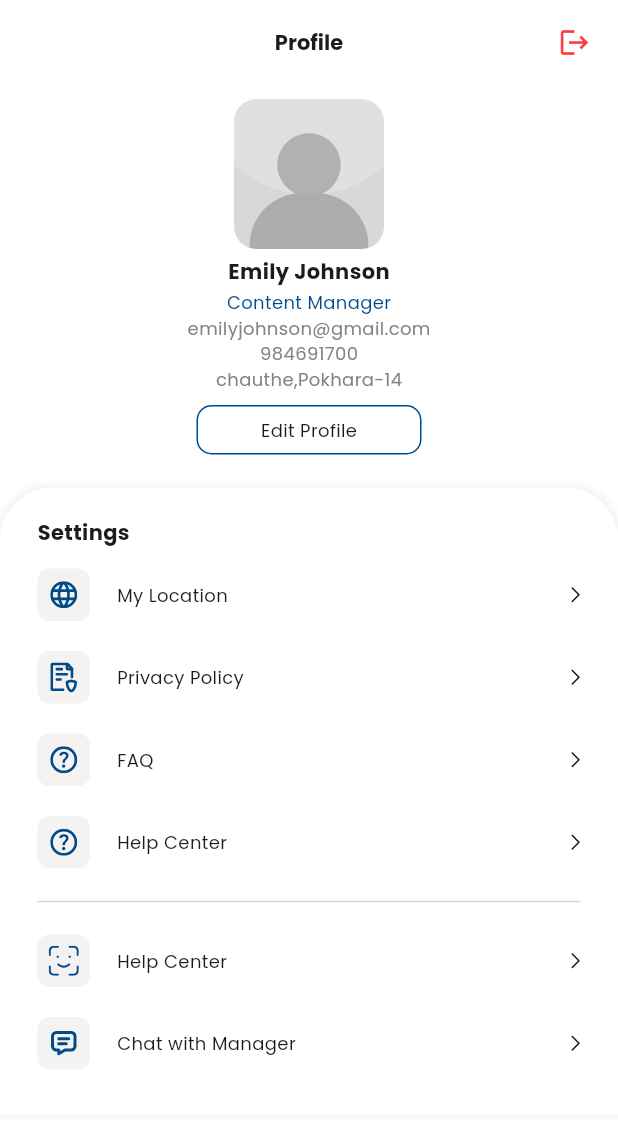
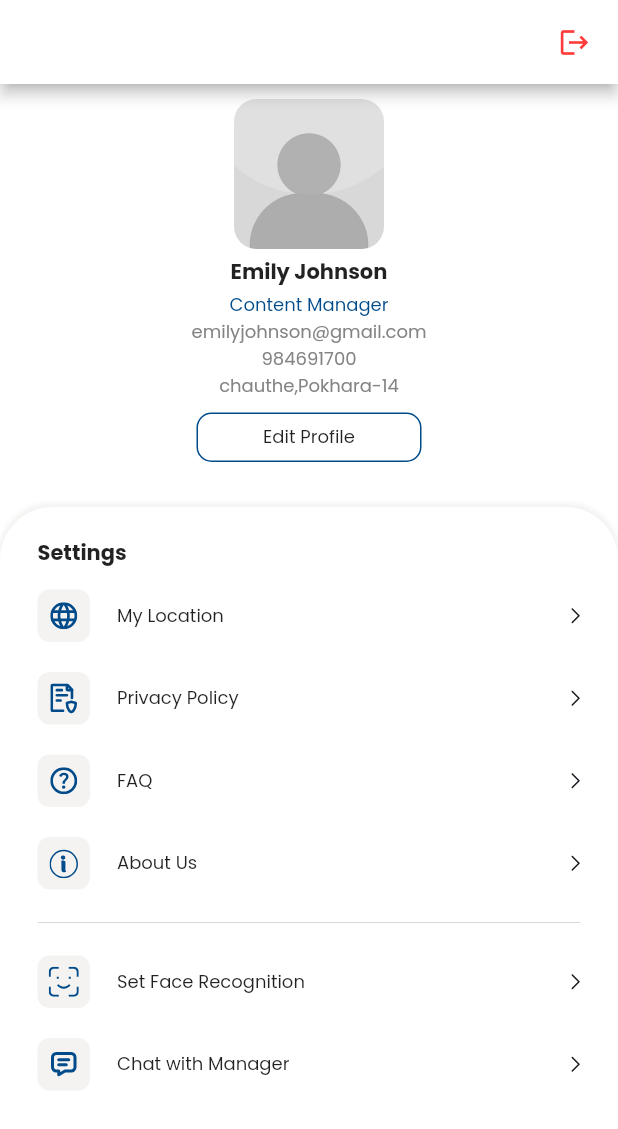
Before and after one commit to susan040/hr_management, a Flutter app: the SettingScreen screen opened directly, on a phone screen of 412 x 824 dp. Shown: the top 1129 px of the screen. Run offline on Flutter 3.47's test engine with Material 3 defaults, Android fonts, the light colour scheme and no system bars; drawn by our look-alikes of cached_network_image; our stand-ins replace flutter_svg, get, image_picker, permission_handler; network calls fail.

Commit message:
completed about us page

```diff
--- a/lib/views/settings/setting_screen.dart
+++ b/lib/views/settings/setting_screen.dart
@@ -6,6 +6,7 @@
 import 'package:hr_management/utils/custom_text_style.dart';
 import 'package:hr_management/utils/image_path.dart';
 import 'package:hr_management/views/auth/login_screen.dart';
+import 'package:hr_management/views/settings/about_us_screen.dart';
 import 'package:hr_management/views/settings/edit_profile_screen.dart';
 import 'package:hr_management/views/settings/faq_screen.dart';
 import 'package:hr_management/views/settings/privacy_policy_screen.dart';
@@ -109,10 +110,14 @@
               ),
             ),
             Container(
-              margin: EdgeInsets.only(top: 22),
-              padding:
-                  EdgeInsets.only(left: 25, right: 25, top: 20, bottom: 30),
+              margin: EdgeInsets.only(top: 30),
+              padding: EdgeInsets.only(
+                left: 25,
+                right: 25,
+                top: 20,
+              ),
               width: double.infinity,
+              height: Get.height / 1.9,
               decoration: BoxDecoration(
                   color: AppColors.extraWhite,
                   borderRadius: BorderRadius.only(
@@ -120,7 +125,10 @@
                       topRight: Radius.circular(35)),
                   boxShadow: [
                     BoxShadow(
-                        spreadRadius: 2, blurRadius: 3, color: AppColors.lGrey)
+                        spreadRadius: 1,
+                        blurRadius: 2.5,
+                        color: AppColors.lGrey,
+                        offset: Offset(0, -1.5))
                   ]),
               child: Column(
                 crossAxisAlignment: CrossAxisAlignment.start,
@@ -223,7 +231,9 @@
                   ),
                   SizedBox(height: 20),
                   InkWell(
-                    onTap: () {},
+                    onTap: () {
+                      Get.to(() => AboutUsScreen());
+                    },
                     child: Row(
                       mainAxisAlignment: MainAxisAlignment.spaceBetween,
                       children: [
@@ -236,11 +246,12 @@
                                   color: AppColors.lGrey,
                                   borderRadius: BorderRadius.circular(8)),
                               child: Center(
-                                  child: SvgPicture.asset(ImagePath.faq)),
+                                  child:
+                                      SvgPicture.asset(ImagePath.helpCenter)),
                             ),
                             SizedBox(width: 18),
                             Text(
-                              "Help Center",
+                              "About Us",
                               style: CustomTextStyles.f12W400(),
                             ),
                           ],
@@ -278,7 +289,7 @@
                             ),
                             SizedBox(width: 18),
                             Text(
-                              "Help Center",
+                              "Set Face Recognition",
                               style: CustomTextStyles.f12W400(),
                             ),
                           ],
```
Also changed, not shown: lib/main.dart (+8 -2 lines), lib/views/settings/about_us_screen.dart (added, +154 -0 lines), lib/views/settings/privacy_policy_screen.dart (+4 -4 lines).
